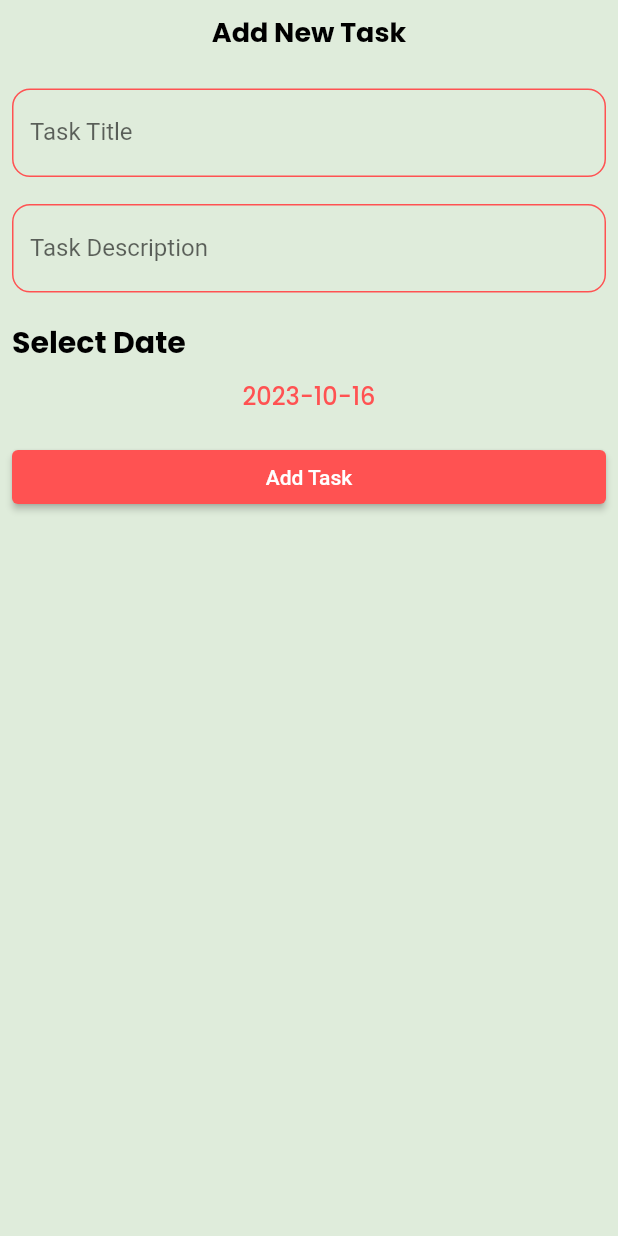
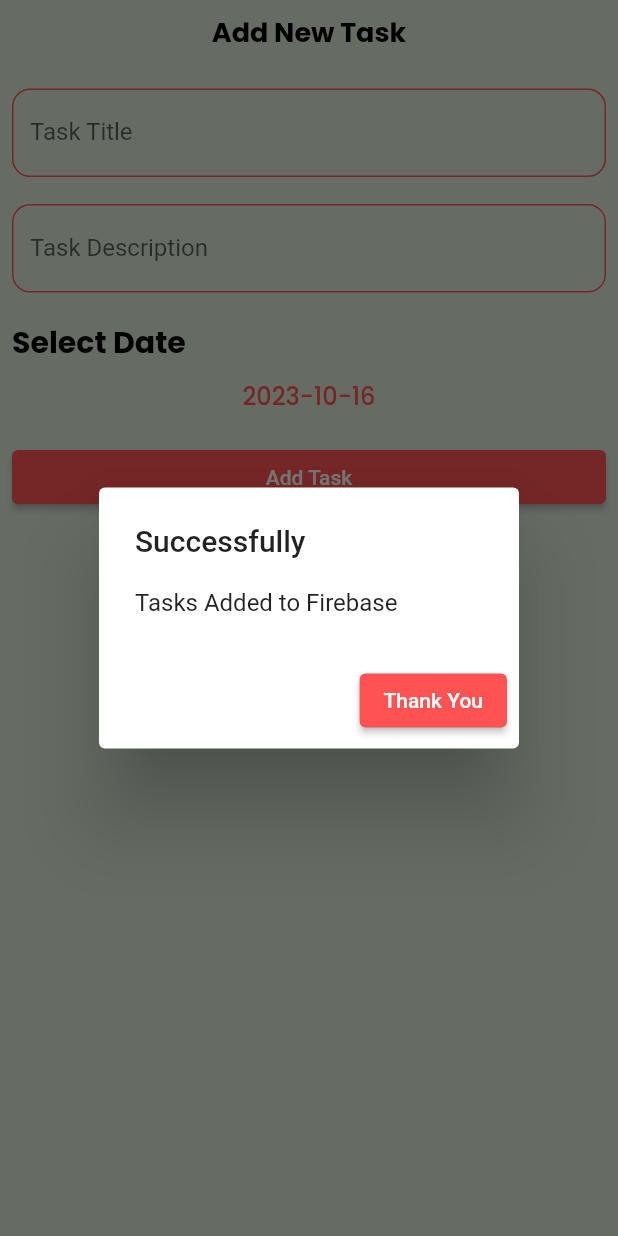
Before and after one commit to hadyawny/to_do_app, a Flutter app: the AddTaskBottomSheet widget shown alone on an empty page, opened directly, after a tap on "Add Task", on a phone screen of 412 x 824 dp. Run offline on Flutter 3.47's test engine with Material 2 defaults, Android fonts, the phone set to English and light mode, and no system bars; our stand-ins replace calendar_timeline, cloud_firestore, firebase_core, flutter_slidable, google_fonts; accounts and stored records are empty.

Commit message:
created firebase functions (update , get , delete ), and added ui for slide buttons (delete and edit)

```diff
--- a/lib/main.dart
+++ b/lib/main.dart
@@ -1,3 +1,4 @@
+import 'package:cloud_firestore/cloud_firestore.dart';
 import 'package:firebase_core/firebase_core.dart';
 import 'package:flutter/material.dart';
 import 'package:to_do_app/layout/home_layout.dart';
@@ -11,7 +12,7 @@ void main() async{
   await Firebase.initializeApp(
     options: DefaultFirebaseOptions.currentPlatform,
   );
-
+  FirebaseFirestore.instance.disableNetwork();
   runApp(MyApp());
 }
 
--- a/lib/screens/tasks/add_task_bottom_sheet.dart
+++ b/lib/screens/tasks/add_task_bottom_sheet.dart
@@ -103,8 +103,29 @@ class _AddTaskBottomSheetState extends State<AddTaskBottomSheet> {
               TaskModel task = TaskModel(
                   title: titleController.text,
                   description: descriptionController.text,
-                  date: selectedDate.millisecondsSinceEpoch);
-              FirebaseManager.addTask(task);
+                  date: DateUtils.dateOnly(selectedDate).millisecondsSinceEpoch);
+              FirebaseManager.addTask(task).then((value) {
+                showDialog(
+                  context: context,
+                  builder: (context) {
+                    return AlertDialog(
+                      title: Text("Successfully"),
+                      content: Text("Tasks Added to Firebase"),
+                      actions: [
+                        ElevatedButton(
+                            onPressed: () {
+                              Navigator.pop(context);
+                              Navigator.pop(context);
+                            },
+                            child: Text("Thank You"),
+                            style: ElevatedButton.styleFrom(
+                              backgroundColor: primary,
+                            ))
+                      ],
+                    );
+                  },
+                );
+              });
             },
             child: Text(
               "Add Task",
--- a/lib/screens/tasks/task_item.dart
+++ b/lib/screens/tasks/task_item.dart
@@ -1,8 +1,13 @@
 import 'package:flutter/material.dart';
+import 'package:flutter_slidable/flutter_slidable.dart';
+import 'package:to_do_app/models/task_model.dart';
+import 'package:to_do_app/shared/network/firebase/firebase_manager.dart';
 import 'package:to_do_app/shared/styles/colors.dart';
 
 class TaskItem extends StatelessWidget {
-  const TaskItem({super.key});
+  TaskModel task;
+
+  TaskItem(this.task, {super.key});
 
   @override
   Widget build(BuildContext context) {
@@ -10,9 +15,28 @@ class TaskItem extends StatelessWidget {
       elevation: 12,
       shape: OutlineInputBorder(
           borderRadius: BorderRadius.circular(12),
-        borderSide: BorderSide(color: Colors.transparent)
+          borderSide: BorderSide(color: Colors.transparent)),
+      margin: EdgeInsets.symmetric(horizontal: 12, vertical: 8),
+      child: Slidable(
+
+        startActionPane: ActionPane(motion: BehindMotion(), children: [
+          SlidableAction(
+            onPressed: (context) {
+              FirebaseManager.deleteTask(task.id);
+            },
+            backgroundColor: Colors.red,
+            label: "Delete",
+            icon: Icons.delete,
+            borderRadius: BorderRadius.only(topLeft: Radius.circular(12),bottomLeft: Radius.circular(12)),
           ),
-      margin: EdgeInsets.symmetric(horizontal: 12 , vertical: 8),
+          SlidableAction(
+            onPressed: (context) {},
+            backgroundColor: Colors.blue,
+            label: "Edit",
+            icon: Icons.edit,
+          ),
+        ],
+        ),
         child: Padding(
           padding: const EdgeInsets.all(8.0),
           child: Row(
@@ -23,42 +47,62 @@ class TaskItem extends StatelessWidget {
                 decoration: BoxDecoration(
                     color: primary,
                     borderRadius: BorderRadius.circular(24),
-                border: Border.all(color: primary)
+                    border: Border.all(color: primary)),
               ),
+              SizedBox(
+                width: 20,
               ),
-            SizedBox(width: 20,),
               Column(
                 crossAxisAlignment: CrossAxisAlignment.start,
                 children: [
-                Text("This is Task one",style: TextStyle(
+                  Text(
+                    task.title,
+                    style: TextStyle(
                       fontSize: 18,
                       fontWeight: FontWeight.bold,
                       color: primary,
-
-
-                ),),
-                Text("Task one description",style: TextStyle(
+                    ),
+                  ),
+                  Text(
+                    task.description,
+                    style: TextStyle(
                       fontSize: 14,
                       fontWeight: FontWeight.w400,
                       color: Colors.black54,
-
-                ),),
-
+                    ),
+                  ),
                 ],
               ),
               Spacer(),
-            Container(
+              InkWell(
+                onTap: (){
+                  if (task.isDone == true){
+                    task.isDone=false;
+                  }
+                  else {
+                    task.isDone=true;
+                  }
+                  FirebaseManager.updateTask(task);
+
+                },
+                child: Container(
                   margin: EdgeInsets.only(right: 12),
-              padding: EdgeInsets.symmetric(horizontal: 16,vertical: 2),
+                  padding: EdgeInsets.symmetric(horizontal: 16, vertical: 2),
                   decoration: BoxDecoration(
-                color: primary,
+                    color: task.isDone ? Colors.green : primary,
                     borderRadius: BorderRadius.circular(12),
-
                   ),
-              child:Icon(Icons.done,color: Colors.white,size: 30,),
+                  child: task.isDone ? Text("Done",style: TextStyle(fontSize: 24,color: Colors.white),) :Icon(
+                    Icons.done,
+                    color: Colors.white,
+                    size: 30,
+                  ),
+                ),
               ),
             ],
           ),
-      ),);
+        ),
+      ),
+    );
   }
 }
--- a/lib/screens/tasks/tasks_tab.dart
+++ b/lib/screens/tasks/tasks_tab.dart
@@ -1,20 +1,32 @@
 import 'package:calendar_timeline/calendar_timeline.dart';
+import 'package:cloud_firestore/cloud_firestore.dart';
 import 'package:flutter/material.dart';
 import 'package:to_do_app/screens/tasks/task_item.dart';
+import 'package:to_do_app/shared/network/firebase/firebase_manager.dart';
 import 'package:to_do_app/shared/styles/colors.dart';
 
-class TasksTab extends StatelessWidget {
-  const TasksTab({super.key});
+import '../../models/task_model.dart';
+
+class TasksTab extends StatefulWidget {
+  @override
+  State<TasksTab> createState() => _TasksTabState();
+}
+
+class _TasksTabState extends State<TasksTab> {
+  DateTime selectedDate = DateTime.now();
 
   @override
   Widget build(BuildContext context) {
     return Column(
       children: [
         CalendarTimeline(
-          initialDate: DateTime.now(),
+          initialDate: selectedDate,
           firstDate: DateTime.now().subtract(Duration(days: 365)),
           lastDate: DateTime.now().add(Duration(days: 365)),
-          onDateSelected: (date) => print(date),
+          onDateSelected: (date) {
+            selectedDate = date;
+            setState(() {});
+          },
           leftMargin: 9,
           monthColor: primary,
           dayColor: Colors.grey,
@@ -24,15 +36,31 @@ class TasksTab extends StatelessWidget {
           selectableDayPredicate: (date) => true,
           locale: 'en_ISO',
         ),
-        SizedBox(height: 10,),
+        SizedBox(
+          height: 10,
+        ),
         Expanded(
-          child: ListView.builder(
-            itemBuilder: (context, index) {
-              return TaskItem();
-            },
-            itemCount: 8,
-          ),
-        )
+            child: StreamBuilder<QuerySnapshot<TaskModel>>(
+          stream: FirebaseManager.getTasks(selectedDate),
+          builder: (context, snapshot) {
+            if (snapshot.connectionState == ConnectionState.waiting) {
+              return Center(child: const CircularProgressIndicator());
+            }
+            if (snapshot.hasError) {
+              return Center(child: Text("Something went wrong"));
+            }
+
+            var tasks =
+                snapshot.data?.docs.map((doc) => doc.data()).toList() ?? [];
+
+            return ListView.builder(
+              itemBuilder: (context, index) {
+                return TaskItem(tasks[index]);
+              },
+              itemCount: tasks.length,
+            );
+          },
+        ))
       ],
     );
   }
--- a/lib/shared/network/firebase/firebase_manager.dart
+++ b/lib/shared/network/firebase/firebase_manager.dart
@@ -1,10 +1,13 @@
 import 'package:cloud_firestore/cloud_firestore.dart';
 import 'package:firebase_core/firebase_core.dart';
+import 'package:flutter/material.dart';
 import 'package:to_do_app/models/task_model.dart';
 
 class FirebaseManager {
   static CollectionReference<TaskModel> getTasksCollection() {
-    return FirebaseFirestore.instance.collection("tasks").withConverter<TaskModel>(
+    return FirebaseFirestore.instance
+        .collection("tasks")
+        .withConverter<TaskModel>(
       fromFirestore: (snapshot, _) {
         return TaskModel.fromJson(snapshot.data()!);
       },
@@ -14,13 +17,27 @@ class FirebaseManager {
     );
   }
 
-  static void addTask (TaskModel task){
+  static Future<void> addTask(TaskModel task) {
+    var collection = getTasksCollection();
+    var docRef = collection.doc();
+    task.id = docRef.id;
+    return docRef.set(task);
+  }
 
-    var collection = getTasksCollection();
-    var docRef =collection.doc();
-    task.id = docRef.id;
-    docRef.set(task);
+  static Stream<QuerySnapshot<TaskModel>> getTasks(DateTime date) {
+    return getTasksCollection()
+        .where("date",
+            isEqualTo: DateUtils.dateOnly(date).millisecondsSinceEpoch)
+        .snapshots();
+  }
 
+  static Future<void> deleteTask(String taskId){
+    return getTasksCollection().doc(taskId).delete();
+  }
+
+
+  static void updateTask(TaskModel model){
+    getTasksCollection().doc(model.id).update(model.toJson());
   }
 
 }
--- a/pubspec.yaml
+++ b/pubspec.yaml
@@ -39,6 +39,7 @@ dependencies:
   google_fonts: ^6.1.0
   firebase_core: ^2.17.0
   cloud_firestore: ^4.9.3
+  flutter_slidable: ^3.0.0
 
 dev_dependencies:
   flutter_test:
```
Also changed, not shown: pubspec.lock. Lines whose indentation alone changed are shown as unchanged.
